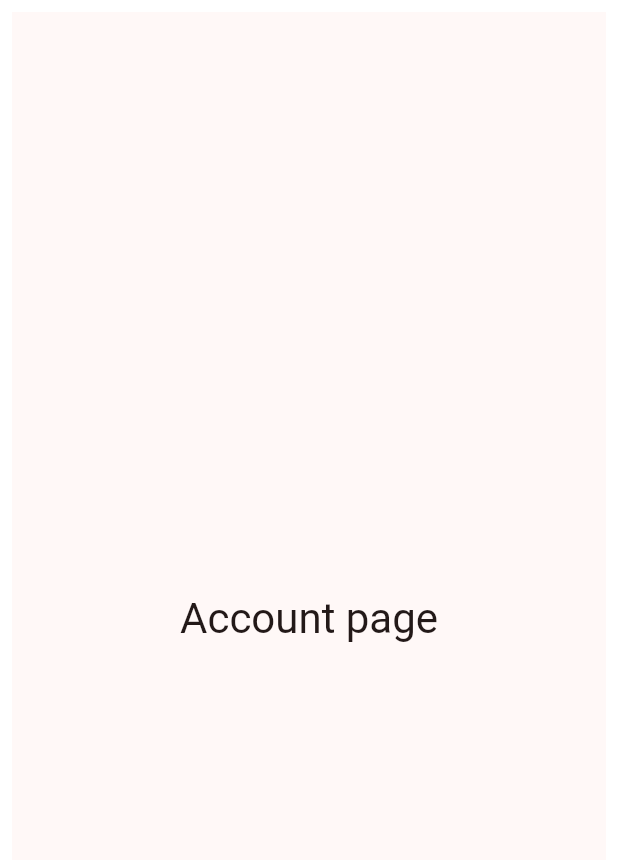
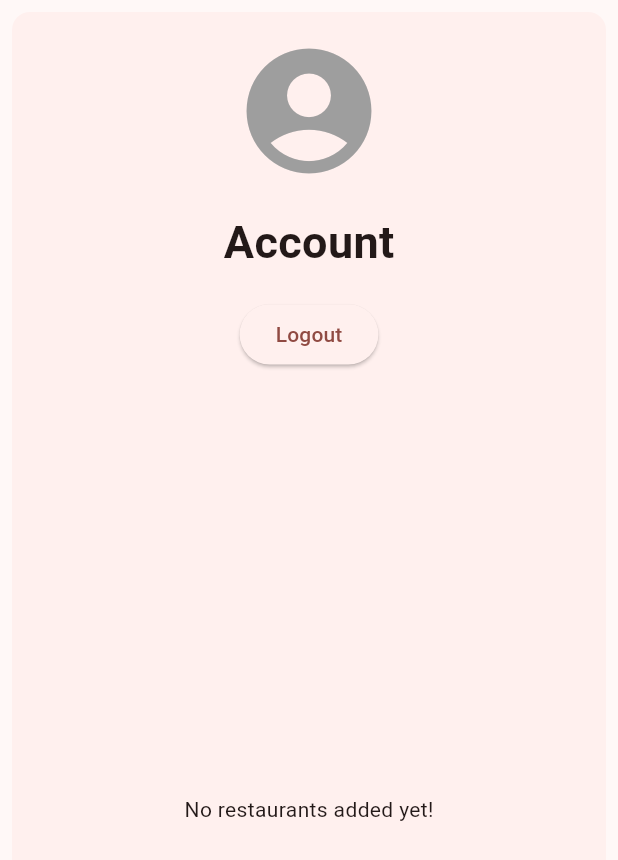
Before and after one commit to GuyWhoCode/QuickBites, a Flutter app: the AccountPage widget shown alone on an empty page, opened directly, on a phone screen of 412 x 824 dp. Shown: the top 860 px of the screen. Run offline on Flutter 3.47's test engine with Material 3 defaults, Android fonts, the phone set to English and light mode, and no system bars; our stand-ins replace cloud_firestore, firebase_auth, firebase_core, flutter_cache_manager, geolocator; accounts and stored records are empty.

Commit message:
feat: rendering home page and account page

```diff
--- a/lib/models/restaurant.dart
+++ b/lib/models/restaurant.dart
@@ -11,12 +11,12 @@ class Restaurant {
     required this.photoID,
   });
 
-  static Future<Restaurant?> fromMap(restaurant) async {
+  static Restaurant? fromMap(Map<String, dynamic> restaurant) {
     try {
       return Restaurant(
         name: restaurant["name"],
         address: restaurant["address"],
-        addedAt: restaurant["reminderDuration"] ?? 0,
+        addedAt: restaurant["addedAt"] ?? 0,
         photoID: restaurant["photoID"] ?? "",
       );
     } catch (e) {
--- a/lib/pages/account/page.dart
+++ b/lib/pages/account/page.dart
@@ -1,19 +1,96 @@
+import 'dart:io';
 import 'package:flutter/material.dart';
+import 'package:provider/provider.dart';
+import 'package:quickbites/image_cache.dart';
+import 'package:quickbites/pages/login/page.dart';
+import 'package:quickbites/providers/auth_provider.dart';
 
 class AccountPage extends StatelessWidget {
   const AccountPage({super.key});
 
   @override
   Widget build(BuildContext context) {
+    final authProvider = context.watch<AuthStateProvider>();
+
+    if (authProvider.currentUser == null) {
+      Navigator.pushReplacement(
+        context,
+        MaterialPageRoute(builder: (context) => const AuthPage()),
+      );
+    }
+
     return Card(
       shadowColor: Colors.transparent,
       margin: const EdgeInsets.all(8.0),
-      child: Scaffold(
-        body: Center(
-          child: Text(
-            'Account page',
-            style: Theme.of(context).textTheme.headlineMedium,
-          ),
+      child: Center(
+        child: Column(
+          mainAxisAlignment: MainAxisAlignment.center,
+          crossAxisAlignment: CrossAxisAlignment.center,
+          children: [
+            const SizedBox(height: 16),
+            const Icon(Icons.account_circle, size: 100, color: Colors.grey),
+            const SizedBox(height: 16),
+            const Text(
+              "Account",
+              style: TextStyle(fontSize: 30, fontWeight: FontWeight.bold),
+            ),
+            const SizedBox(height: 16),
+            ElevatedButton(
+              onPressed: () {
+                authProvider.logout();
+                Navigator.pushReplacement(
+                  context,
+                  MaterialPageRoute(builder: (context) => const AuthPage()),
+                );
+              },
+              child: const Text("Logout"),
+            ),
+            const SizedBox(height: 16),
+            Expanded(
+              child:
+                  authProvider.currentUser?.favoriteRestaurants.isEmpty ?? true
+                      ? const Center(child: Text('No restaurants added yet!'))
+                      : ListView.builder(
+                        itemCount:
+                            authProvider
+                                .currentUser
+                                ?.favoriteRestaurants
+                                .length ??
+                            0,
+                        itemBuilder: (context, index) {
+                          final restaurant =
+                              authProvider
+                                  .currentUser!
+                                  .favoriteRestaurants[index];
+                          return FutureBuilder<File?>(
+                            future: RestaurantImageCache.getImage(
+                              restaurant.photoID,
+                            ),
+                            builder: (context, snapshot) {
+                              return ListTile(
+                                leading:
+                                    snapshot.data != null
+                                        ? ClipRRect(
+                                          borderRadius: BorderRadius.circular(
+                                            8,
+                                          ),
+                                          child: Image.file(
+                                            snapshot.data!,
+                                            width: 50,
+                                            height: 50,
+                                            fit: BoxFit.cover,
+                                          ),
+                                        )
+                                        : const Icon(Icons.restaurant),
+                                title: Text(restaurant.name),
+                                subtitle: Text(restaurant.address),
+                              );
+                            },
+                          );
+                        },
+                      ),
+            ),
+          ],
         ),
       ),
     );
```
Also changed, not shown: lib/pages/home/page.dart (+98 -64 lines), lib/pages/home/restaurant_info_card.dart (+19 -12 lines), lib/providers/auth_provider.dart (+21 -11 lines).
